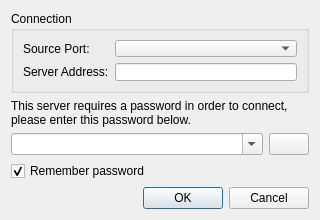
This is src/core/gui/passwordDlg.ui in Destroyerrrocket/doomseeker-unofficial as Qt 5 draws it before an edit. The edited form follows.
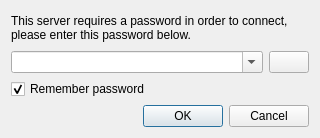
This is the edited form. Icons and pictures are not drawn.

Commit message: - Split RCON password dialog from "join server" password dialog.

Diff of the .ui file:
```diff
--- a/src/core/gui/passwordDlg.ui
+++ b/src/core/gui/passwordDlg.ui
@@ -7,7 +7,7 @@
     <x>0</x>
     <y>0</y>
     <width>320</width>
-    <height>220</height>
+    <height>138</height>
    </rect>
   </property>
   <property name="sizePolicy">
@@ -32,35 +32,6 @@
    <string>Connection Password</string>
   </property>
   <layout class="QVBoxLayout" name="verticalLayout">
-   <item>
-    <widget class="QGroupBox" name="connectionBox">
-     <property name="title">
-      <string>Connection</string>
-     </property>
-     <layout class="QFormLayout" name="formLayout">
-      <item row="0" column="0">
-       <widget class="QLabel" name="label_3">
-        <property name="text">
-         <string>Source Port:</string>
-        </property>
-       </widget>
-      </item>
-      <item row="0" column="1">
-       <widget class="QComboBox" name="engines"/>
-      </item>
-      <item row="1" column="0">
-       <widget class="QLabel" name="label_2">
-        <property name="text">
-         <string>Server Address:</string>
-        </property>
-       </widget>
-      </item>
-      <item row="1" column="1">
-       <widget class="QLineEdit" name="leServerAddress"/>
-      </item>
-     </layout>
-    </widget>
-   </item>
    <item>
     <widget class="QLabel" name="label">
      <property name="text">
```
The commit also changes 7 other files.
